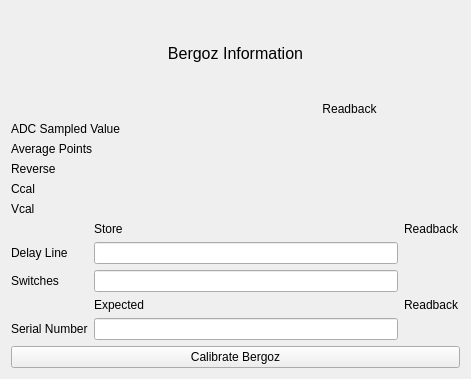
Qt form bcmApp/ui/bergozMain.ui (slaclab/BunchChargeMonitor) before a commit.
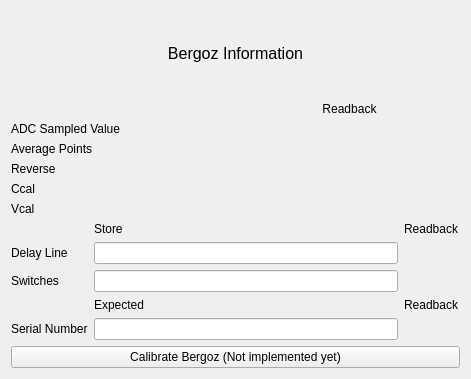
The same form after that commit. Custom widgets are drawn as their Qt base class.

Commit message: Updated SC help text, bergoz calibration script and changed trigger screen to display mask in hex

```diff
--- a/bcmApp/ui/bergozMain.ui
+++ b/bcmApp/ui/bergozMain.ui
@@ -284,7 +284,7 @@
         <string/>
        </property>
        <property name="text">
-        <string>Calibrate Bergoz</string>
+        <string>Calibrate Bergoz (Not implemented yet)</string>
        </property>
       </widget>
      </item>
```
The commit also changes 5 other files.
